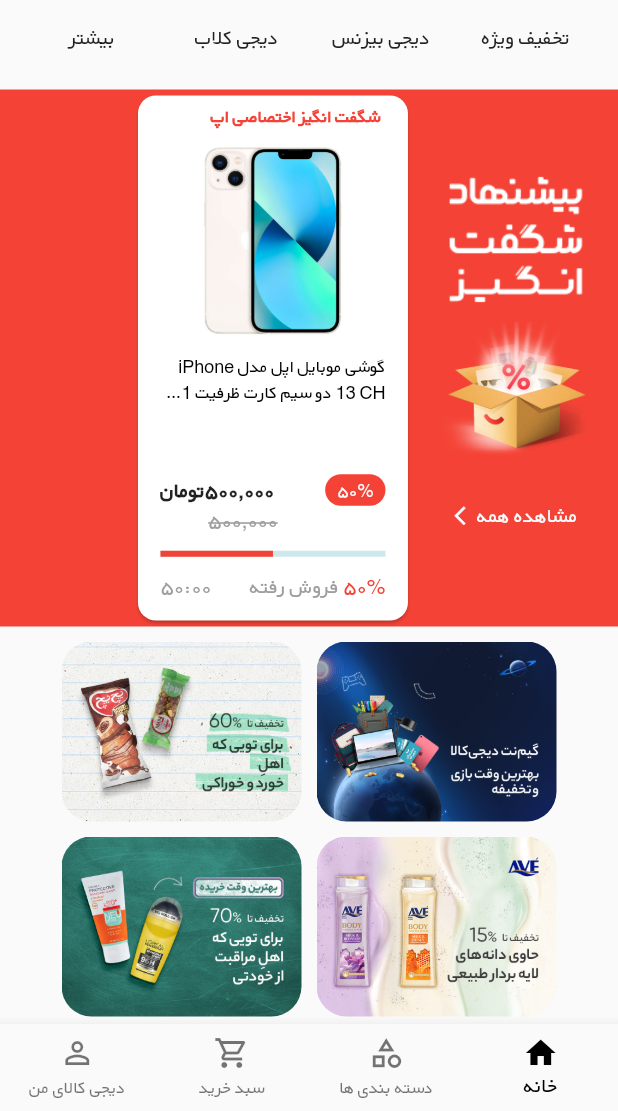
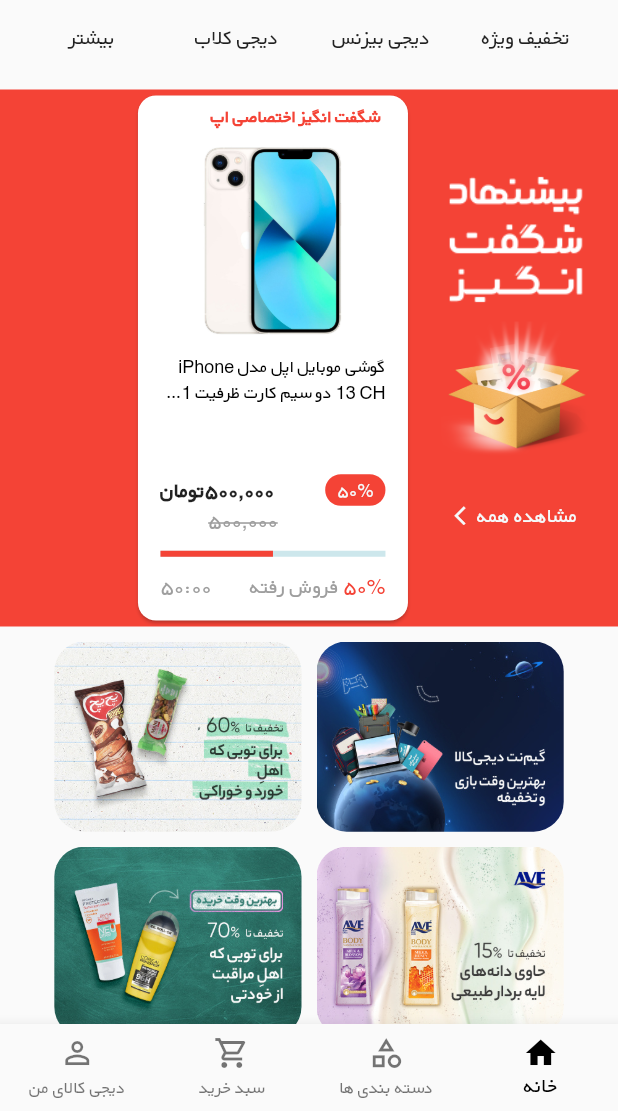
Before and after one commit to thatserfan/Digikala-UI-Flutter, a Flutter app: the screen it shows after launch, scrolled down 384 dp, on a phone screen of 412 x 824 dp, the part 125-1236 px from its top. Run offline on Flutter 3.47's test engine with Material 2 defaults, Android fonts, the phone set to English and light mode, and no system bars; our stand-ins replace carousel_slider.

Commit message:
Make mini banner responsive

```diff
--- a/lib/widgets/mini_banner.dart
+++ b/lib/widgets/mini_banner.dart
@@ -9,11 +9,12 @@
 
   @override
   Widget build(BuildContext context) {
+    final double width = MediaQuery.of(context).size.width;
     return Padding(
       padding: const EdgeInsets.all(5),
       child: Container(
-        width: 160,
-        height: 120,
+        width: width / 2.5,
+        height: (width / 2.5) / 1.3,
         decoration: image != null
             ? BoxDecoration(
                 image: DecorationImage(
```
